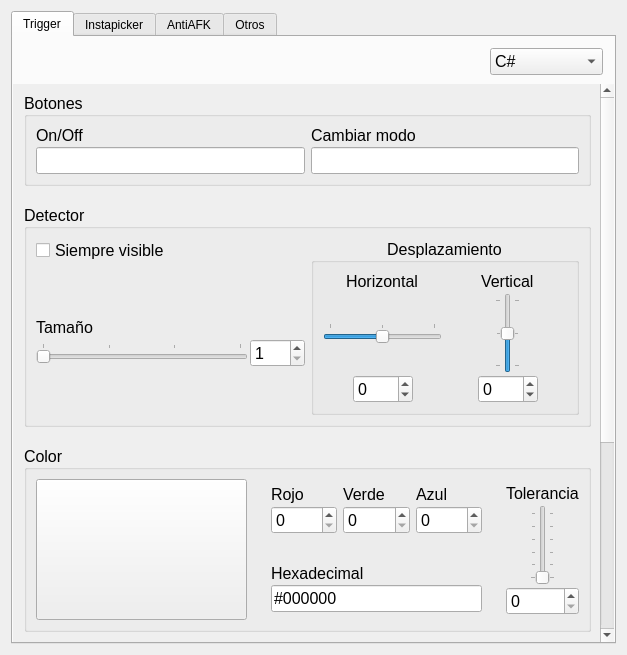
Before: the Qt Designer form flanatrigo/resources/central_widget.ui in AlejandroRoJ/flanatrigo, drawn with Qt 5.
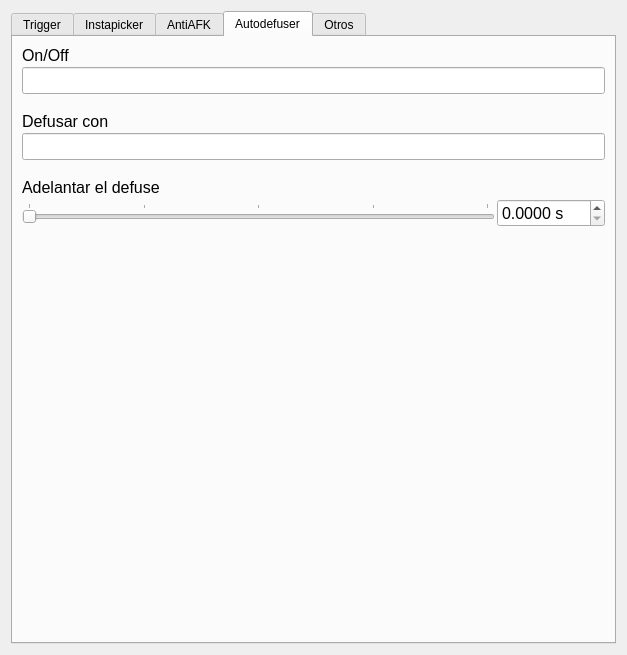
After: the same form once the commit is applied. The open tabs and pages were chosen to show the change. Custom widgets are drawn as their Qt base class.

What changed in the file:
```diff
--- a/flanatrigo/resources/central_widget.ui
+++ b/flanatrigo/resources/central_widget.ui
@@ -33,9 +33,6 @@
        <string>Trigger</string>
       </attribute>
       <layout class="QVBoxLayout" name="verticalLayout_3">
-       <property name="spacing">
-        <number>9</number>
-       </property>
        <property name="leftMargin">
         <number>0</number>
        </property>
@@ -56,7 +53,7 @@
             <number>11</number>
            </property>
            <property name="topMargin">
-            <number>11</number>
+            <number>3</number>
            </property>
           </layout>
          </item>
@@ -118,7 +115,7 @@
             <x>0</x>
             <y>0</y>
             <width>586</width>
-            <height>870</height>
+            <height>871</height>
            </rect>
           </property>
           <layout class="QVBoxLayout" name="verticalLayout_31" stretch="0,1,0,0,0">
@@ -128,9 +125,6 @@
            <property name="leftMargin">
             <number>11</number>
            </property>
-           <property name="topMargin">
-            <number>8</number>
-           </property>
            <item>
             <widget class="QGroupBox" name="groupBox_3">
              <property name="font">
@@ -1825,6 +1819,198 @@
        </item>
       </layout>
      </widget>
+     <widget class="QWidget" name="tab_defuser">
+      <attribute name="title">
+       <string>Autodefuser</string>
+      </attribute>
+      <layout class="QVBoxLayout" name="verticalLayout_40">
+       <property name="spacing">
+        <number>18</number>
+       </property>
+       <item>
+        <layout class="QVBoxLayout" name="verticalLayout_38">
+         <property name="spacing">
+          <number>2</number>
+         </property>
+         <item>
+          <widget class="QLabel" name="label_defuser_activation_button">
+           <property name="sizePolicy">
+            <sizepolicy hsizetype="Maximum" vsizetype="Maximum">
+             <horstretch>0</horstretch>
+             <verstretch>0</verstretch>
+            </sizepolicy>
+           </property>
+           <property name="font">
+            <font>
+             <pointsize>12</pointsize>
+            </font>
+           </property>
+           <property name="text">
+            <string>On/Off</string>
+           </property>
+          </widget>
+         </item>
+         <item>
+          <widget class="HotkeyLineEdit" name="line_defuser_activation_button">
+           <property name="font">
+            <font>
+             <pointsize>12</pointsize>
+            </font>
+           </property>
+           <property name="contextMenuPolicy">
+            <enum>Qt::PreventContextMenu</enum>
+           </property>
+           <property name="readOnly">
+            <bool>true</bool>
+           </property>
+          </widget>
+         </item>
+        </layout>
+       </item>
+       <item>
+        <layout class="QVBoxLayout" name="verticalLayout_41">
+         <property name="spacing">
+          <number>2</number>
+         </property>
+         <item>
+          <widget class="QLabel" name="label_defuser_press_button">
+           <property name="sizePolicy">
+            <sizepolicy hsizetype="Maximum" vsizetype="Maximum">
+             <horstretch>0</horstretch>
+             <verstretch>0</verstretch>
+            </sizepolicy>
+           </property>
+           <property name="font">
+            <font>
+             <pointsize>12</pointsize>
+            </font>
+           </property>
+           <property name="text">
+            <string>Defusar con</string>
+           </property>
+          </widget>
+         </item>
+         <item>
+          <widget class="HotkeyLineEdit" name="line_defuser_press_button">
+           <property name="font">
+            <font>
+             <pointsize>12</pointsize>
+            </font>
+           </property>
+           <property name="contextMenuPolicy">
+            <enum>Qt::PreventContextMenu</enum>
+           </property>
+           <property name="readOnly">
+            <bool>true</bool>
+           </property>
+          </widget>
+         </item>
+        </layout>
+       </item>
+       <item>
+        <layout class="QVBoxLayout" name="verticalLayout_39">
+         <property name="spacing">
+          <number>2</number>
+         </property>
+         <item>
+          <widget class="QLabel" name="label_defuser_advance">
+           <property name="sizePolicy">
+            <sizepolicy hsizetype="Maximum" vsizetype="Maximum">
+             <horstretch>0</horstretch>
+             <verstretch>0</verstretch>
+            </sizepolicy>
+           </property>
+           <property name="font">
+            <font>
+             <pointsize>12</pointsize>
+            </font>
+           </property>
+           <property name="text">
+            <string>Adelantar el defuse</string>
+           </property>
+          </widget>
+         </item>
+         <item>
+          <layout class="QHBoxLayout" name="horizontalLayout_26">
+           <item>
+            <widget class="AgileSlider" name="slider_defuser_advance">
+             <property name="font">
+              <font>
+               <pointsize>12</pointsize>
+              </font>
+             </property>
+             <property name="focusPolicy">
+              <enum>Qt::NoFocus</enum>
+             </property>
+             <property name="maximum">
+              <number>10000</number>
+             </property>
+             <property name="singleStep">
+              <number>1</number>
+             </property>
+             <property name="pageStep">
+              <number>50</number>
+             </property>
+             <property name="orientation">
+              <enum>Qt::Horizontal</enum>
+             </property>
+             <property name="tickPosition">
+              <enum>QSlider::TicksAbove</enum>
+             </property>
+             <property name="tickInterval">
+              <number>2500</number>
+             </property>
+            </widget>
+           </item>
+           <item>
+            <widget class="NoWheelDoubleSpinBox" name="spin_defuser_advance">
+             <property name="font">
+              <font>
+               <pointsize>12</pointsize>
+              </font>
+             </property>
+             <property name="accelerated">
+              <bool>true</bool>
+             </property>
+             <property name="correctionMode">
+              <enum>QAbstractSpinBox::CorrectToNearestValue</enum>
+             </property>
+             <property name="keyboardTracking">
+              <bool>false</bool>
+             </property>
+             <property name="suffix">
+              <string> s</string>
+             </property>
+             <property name="decimals">
+              <number>4</number>
+             </property>
+             <property name="maximum">
+              <double>999.000000000000000</double>
+             </property>
+             <property name="singleStep">
+              <double>0.010000000000000</double>
+             </property>
+            </widget>
+           </item>
+          </layout>
+         </item>
+        </layout>
+       </item>
+       <item>
+        <spacer name="verticalSpacer_9">
+         <property name="orientation">
+          <enum>Qt::Vertical</enum>
+         </property>
+         <property name="sizeHint" stdset="0">
+          <size>
+           <width>20</width>
+           <height>40</height>
+          </size>
+         </property>
+        </spacer>
+       </item>
+      </layout>
+     </widget>
      <widget class="QWidget" name="tab_others">
       <attribute name="title">
        <string>Otros</string>
```
Left out of the diff: 52 changed lines with no effect on the pictures.
